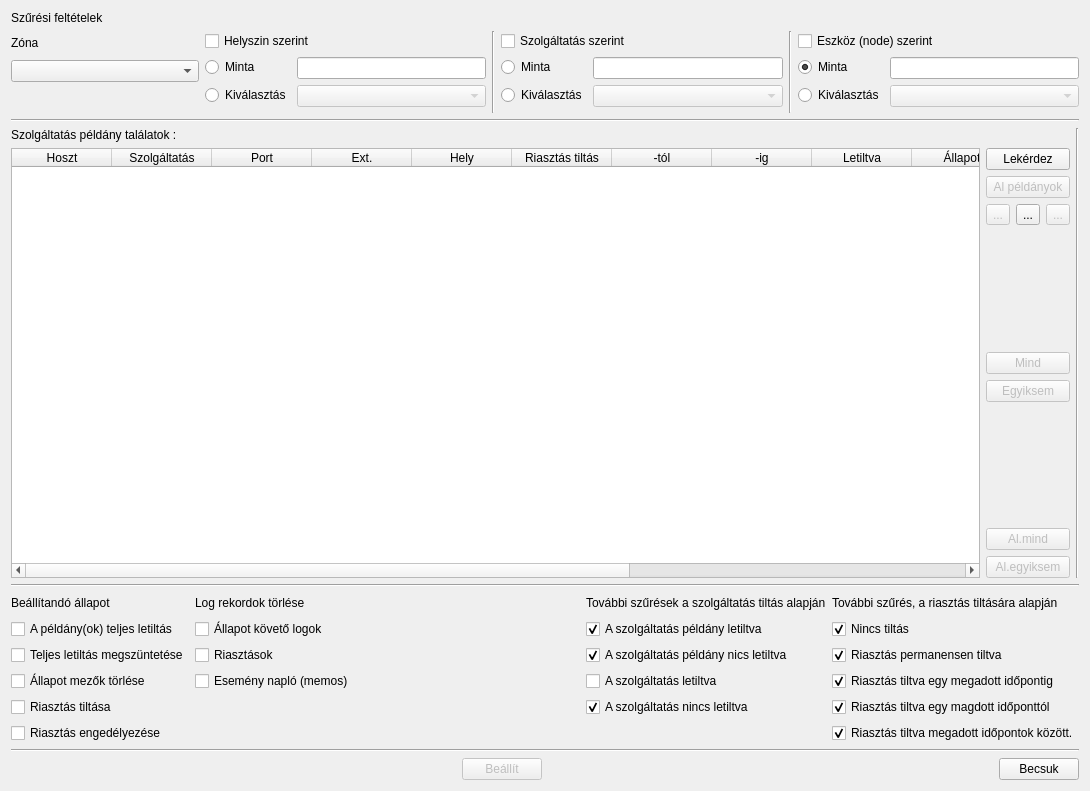
csikfer/lanview2, file lv2g/hsoperate.ui: the form before one commit.
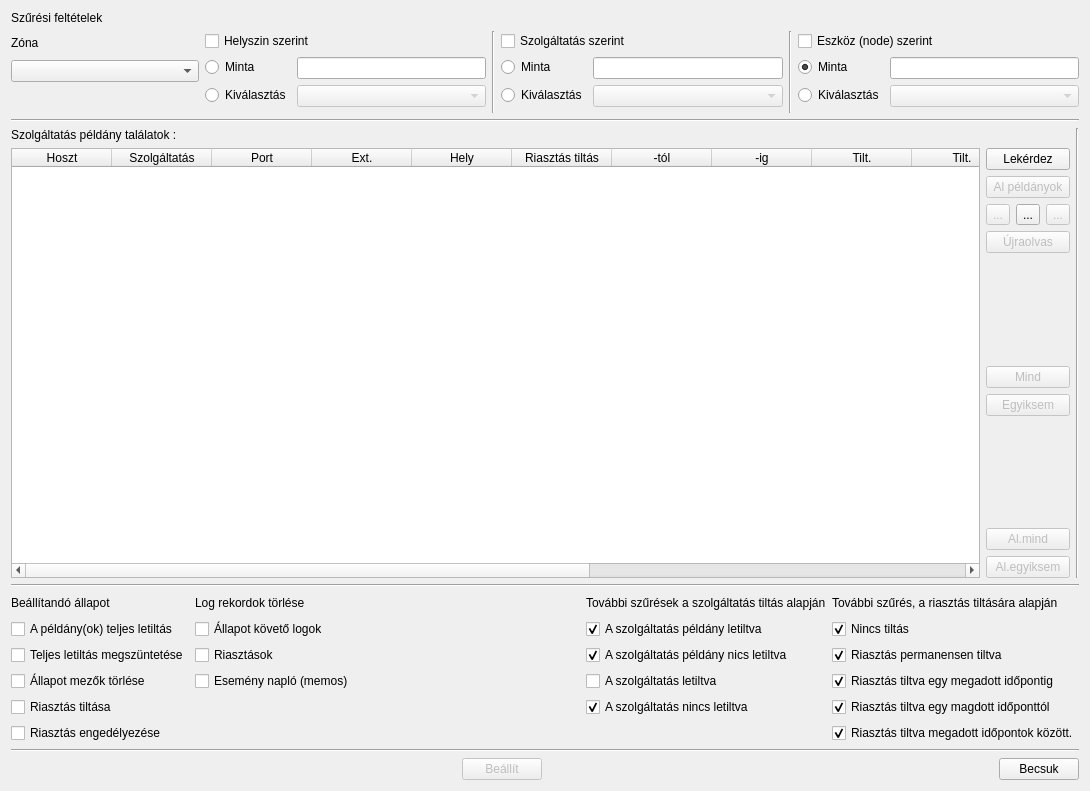
The form after the commit. Icons and pictures are not drawn.

```diff
--- a/lv2g/hsoperate.ui
+++ b/lv2g/hsoperate.ui
@@ -273,7 +273,12 @@
          </column>
          <column>
           <property name="text">
-           <string>Letiltva</string>
+           <string>Tilt.</string>
+          </property>
+         </column>
+         <column>
+          <property name="text">
+           <string>Tilt.</string>
           </property>
          </column>
          <column>
@@ -386,6 +391,16 @@
            </item>
           </layout>
          </item>
+         <item>
+          <widget class="QPushButton" name="pushButtonRefresh">
+           <property name="enabled">
+            <bool>false</bool>
+           </property>
+           <property name="text">
+            <string>Újraolvas</string>
+           </property>
+          </widget>
+         </item>
          <item>
           <spacer name="verticalSpacer_2">
            <property name="orientation">
```
